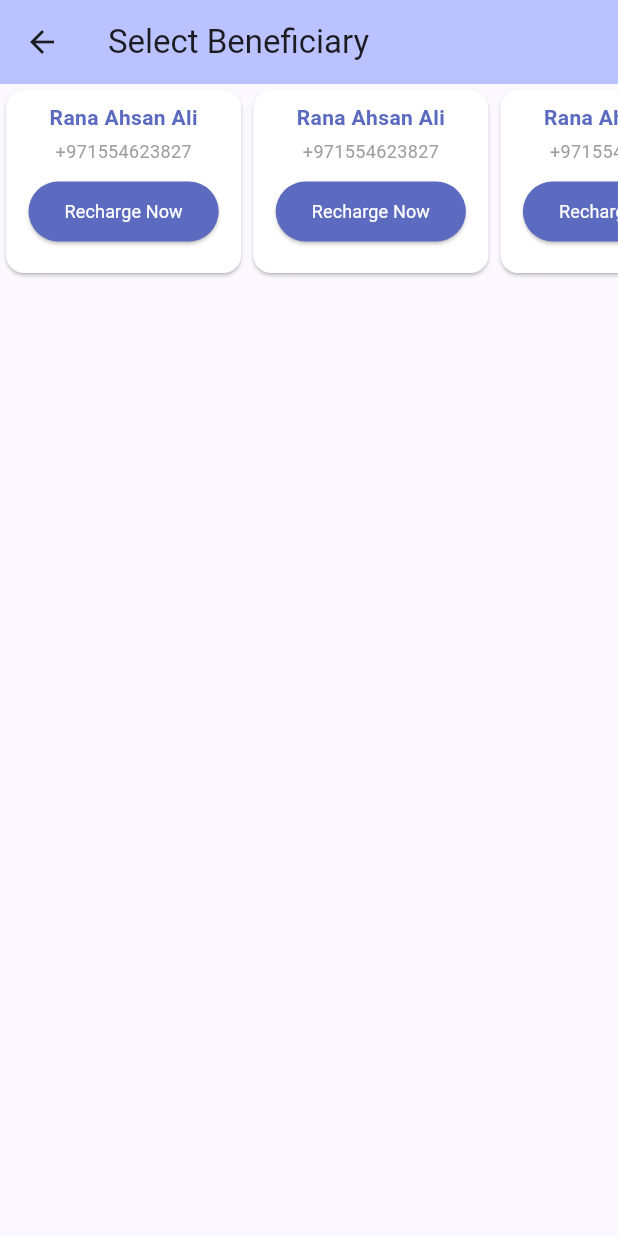
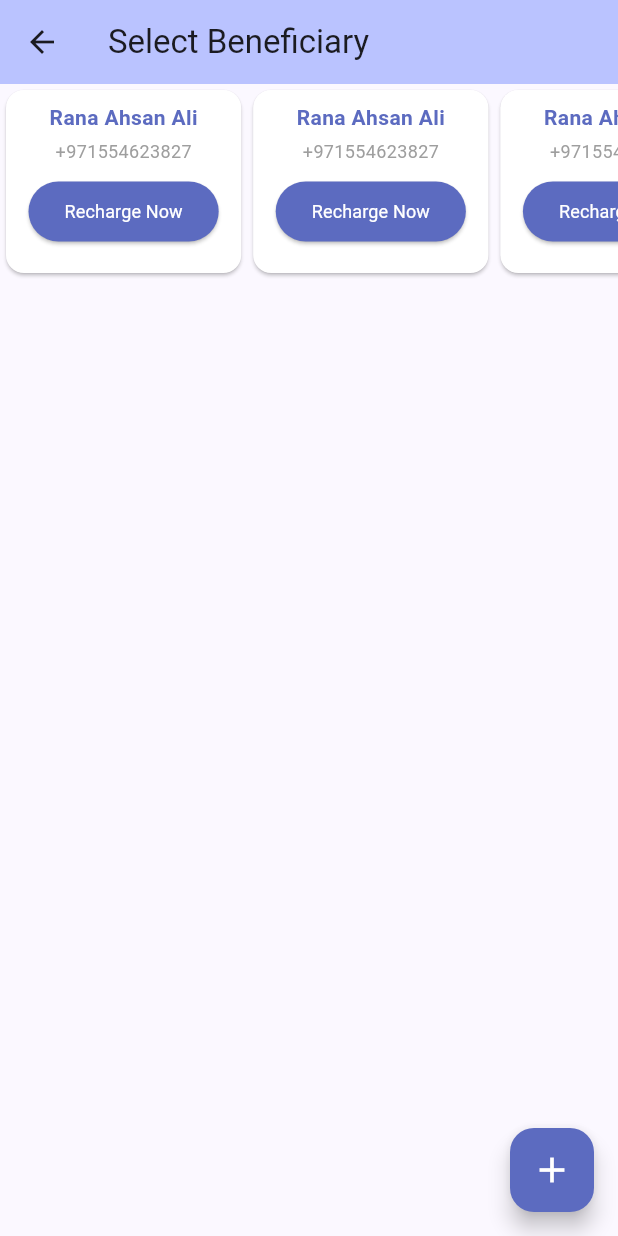
Before and after one commit to RanaAli/Flutter-Mobile-Recharge-App, a Flutter app: the MobileRechargePage screen opened directly, on a phone screen of 412 x 824 dp. Run offline on Flutter 3.47's test engine with Material 3 defaults, Android fonts, the phone set to English and light mode, and no system bars; drawn by our look-alikes of carousel_slider.

Commit message:
create add_beneficiary_page.dart and extract styles, appBar

```diff
--- /dev/null
+++ b/lib/ui_elements/button_styles.dart
@@ -0,0 +1,6 @@
+import 'package:flutter/material.dart';
+
+var buttonStyleBlue = ButtonStyle(
+  foregroundColor: WidgetStateProperty.all<Color>(Colors.white),
+  backgroundColor: WidgetStateProperty.all<Color>(Colors.indigo.shade400),
+);
--- /dev/null
+++ b/lib/ui_elements/my_app_bar.dart
@@ -0,0 +1,8 @@
+import 'package:flutter/material.dart';
+
+AppBar getDefaultAppBar(BuildContext context, String title) {
+  return AppBar(
+    backgroundColor: Theme.of(context).colorScheme.inversePrimary,
+    title: Text(title),
+  );
+}
--- /dev/null
+++ b/lib/ui_elements/text_styles.dart
@@ -0,0 +1,24 @@
+import 'package:flutter/material.dart';
+
+var textStyleNormalBoldBlue = TextStyle(
+  color: Colors.indigo.shade400,
+  fontWeight: FontWeight.bold,
+  fontSize: 14,
+);
+
+const textStyleSmallGrey = TextStyle(
+  color: Colors.grey,
+  fontWeight: FontWeight.normal,
+  fontSize: 12,
+);
+
+const textStyleWhite = TextStyle(
+  fontWeight: FontWeight.normal,
+  fontSize: 12,
+);
+
+const textStyleNormalBoldBlack = TextStyle(
+  color: Colors.black,
+  fontWeight: FontWeight.bold,
+  fontSize: 14,
+);
--- a/lib/widgets/screen_mobile_recharge/mobile_recharge_page.dart
+++ b/lib/widgets/screen_mobile_recharge/mobile_recharge_page.dart
@@ -1,5 +1,7 @@
 import 'package:carousel_slider/carousel_slider.dart';
 import 'package:flutter/material.dart';
+import 'package:mobile_recharge_app/navigation/routes.dart';
+import 'package:mobile_recharge_app/ui_elements/my_app_bar.dart';
 import 'package:mobile_recharge_app/widgets/screen_mobile_recharge/widgets/beneficiary_item_widget.dart';
 
 class MobileRechargePage extends StatefulWidget {
@@ -13,11 +15,14 @@ class _MobileRechargePage extends State<MobileRechargePage> {
   @override
   Widget build(BuildContext context) {
     return Scaffold(
-      appBar: AppBar(
-        backgroundColor: Theme.of(context).colorScheme.inversePrimary,
-        title: Text("Select Beneficiary"),
+      appBar: getDefaultAppBar(context, "Select Beneficiary"),
+      body: body(context),
+      floatingActionButton: FloatingActionButton(
+        backgroundColor: Colors.indigo.shade400,
+        tooltip: 'Add Beneficiary',
+        onPressed: () => navigateToAddBeneficiary(context),
+        child: const Icon(Icons.add, color: Colors.white, size: 28),
       ),
-      body: body(context),
     );
   }
 
--- a/lib/widgets/screen_mobile_recharge/widgets/beneficiary_item_widget.dart
+++ b/lib/widgets/screen_mobile_recharge/widgets/beneficiary_item_widget.dart
@@ -1,5 +1,7 @@
 import 'package:flutter/material.dart';
-import 'package:mobile_recharge_app/widgets/screen_amount_selection/amount_selection_page.dart';
+import 'package:mobile_recharge_app/navigation/routes.dart';
+import 'package:mobile_recharge_app/ui_elements/button_styles.dart';
+import 'package:mobile_recharge_app/ui_elements/text_styles.dart';
 
 class BeneficiaryItemWidget extends StatelessWidget {
   const BeneficiaryItemWidget({
@@ -15,39 +17,14 @@ class BeneficiaryItemWidget extends StatelessWidget {
         child: Column(
           mainAxisSize: MainAxisSize.min,
           children: [
-            Text(
-              "Rana Ahsan Ali",
-              style: TextStyle(
-                color: Colors.indigo.shade400,
-                fontWeight: FontWeight.bold,
-                fontSize: 14,
-              ),
-            ),
+            Text("Rana Ahsan Ali", style: textStyleNormalBoldBlue),
             const SizedBox(height: 4),
-            const Text(
-              "+971554623827",
-              style: TextStyle(
-                color: Colors.grey,
-                fontWeight: FontWeight.normal,
-                fontSize: 12,
-              ),
-            ),
+            const Text("+971554623827", style: textStyleSmallGrey),
             const SizedBox(height: 8),
             ElevatedButton(
-              onPressed: () {
-                Navigator.of(context).push(MaterialPageRoute(
-                    builder: (context) => const AmountSelectionPage()));
-              },
-              style: ButtonStyle(
-                foregroundColor: WidgetStateProperty.all<Color>(Colors.white),
-                backgroundColor:
-                    WidgetStateProperty.all<Color>(Colors.indigo.shade400),
-              ),
-              child: const Text("Recharge Now",
-                  style: TextStyle(
-                    fontWeight: FontWeight.normal,
-                    fontSize: 12,
-                  )),
+              onPressed: () => navigateToAmountSelection(context),
+              style: buttonStyleBlue,
+              child: const Text("Recharge Now", style: textStyleWhite),
             )
           ],
         ),
```
Also changed, not shown: lib/navigation/routes.dart (added, +13 -0 lines), lib/widgets/screen_add_beneficiary/add_beneficiary_page.dart (added, +54 -0 lines).
